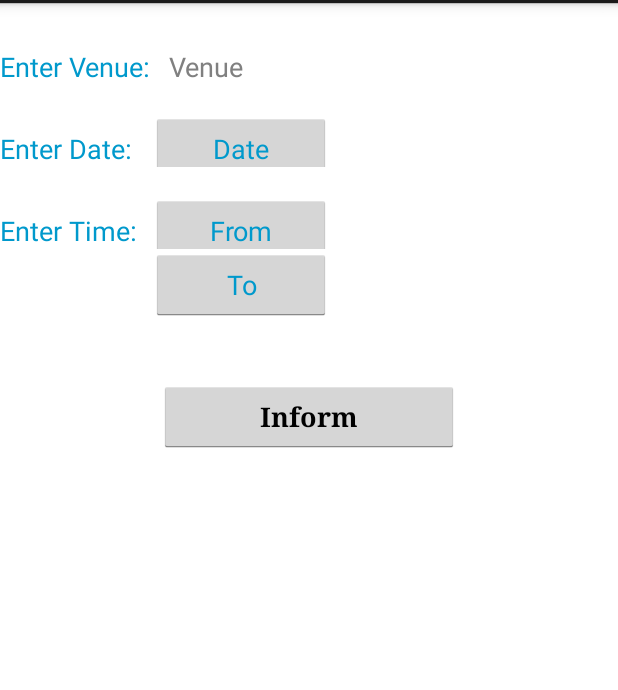
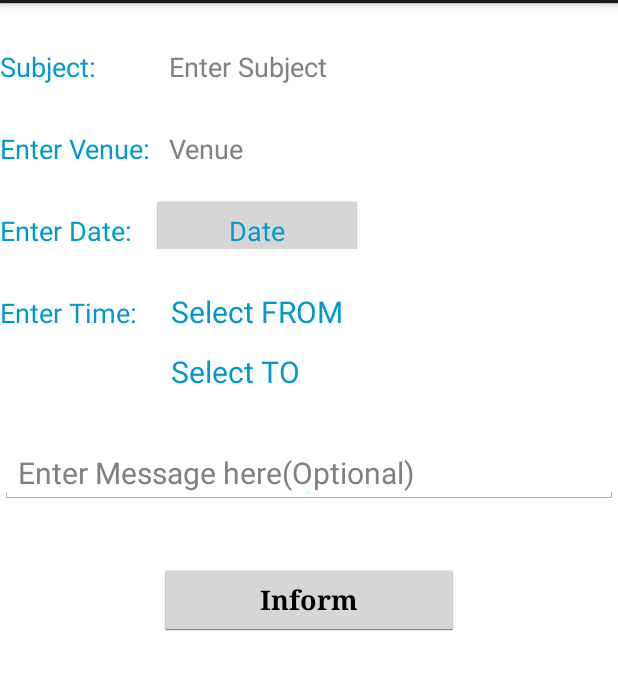
Before and after one commit to VarunRaval48/NUConnect, an Android app: the layout fragment_inform_extra_lecture.xml on its own in the app's theme, with its tools: preview values and no code run, on a phone screen of 412 x 824 dp, the part 69-759 px from its top. Run offline under Robolectric (Android 15) with nearby library versions, the phone set to English and light mode, and no system bars.

Commit message:
Updated Layout and complete with notification receive

```diff
--- a/app/src/main/AndroidManifest.xml
+++ b/app/src/main/AndroidManifest.xml
@@ -70,9 +70,9 @@
             android:exported="false" />
         <service
             android:name=".message.HandleMessagesGCMListenerService"
-            android:exported="false" >
+            android:exported="false">
             <intent-filter>
-                <action android:name="com.google.android.c2dm.intent.receive" />
+                <action android:name="com.google.android.c2dm.intent.RECEIVE" />
             </intent-filter>
         </service>
         <service
--- a/app/src/main/java/com/nirma/varunraval/nuconnect/GCMToken/CustomInstanceIDListenerService.java
+++ b/app/src/main/java/com/nirma/varunraval/nuconnect/GCMToken/CustomInstanceIDListenerService.java
@@ -12,7 +12,7 @@ public class CustomInstanceIDListenerService extends InstanceIDListenerService{
 
     public void onTokenRefresh(){
         SharedPreferences sharedPreferences = PreferenceManager.getDefaultSharedPreferences(getApplicationContext());
-        RegisterDeviceService.handleRefresh(getApplicationContext(), sharedPreferences.getString("email", null));
+        RegisterDeviceService.handleRefresh(getApplicationContext(), sharedPreferences.getString("NUConnect_email", null));
 //        Intent intent = new Intent(this, RegisterDeviceService.class);
 //        startService(intent);
     }
--- a/app/src/main/java/com/nirma/varunraval/nuconnect/MainActivity.java
+++ b/app/src/main/java/com/nirma/varunraval/nuconnect/MainActivity.java
@@ -51,6 +51,7 @@ public class MainActivity extends Activity {
         SharedPreferences sharedPreferences = PreferenceManager.getDefaultSharedPreferences(getApplicationContext());
         username = sharedPreferences.getString("NUConnect_username", null);
         email = sharedPreferences.getString("NUConnect_email", null);
+        Log.i("Main Activity", email+" ");
         nuconnect_accesstoken = sharedPreferences.getString("NUConnect_accesstoken", null);
         login_type = sharedPreferences.getString("NUConnect_login_type", null);
 
@@ -136,6 +137,7 @@ public class MainActivity extends Activity {
         arg.putString("login_type", login_type);
 
         Intent in = new Intent(MainActivity.this, BodyActivity.class);
+        in.putExtra("intent_type", "resuming");
         in.putExtra("user_info", arg);
         startActivity(in);
     }
@@ -218,7 +220,7 @@ public class MainActivity extends Activity {
 
         protected String fetchAccessToken() throws IOException {
             try {
-                return GoogleAuthUtil.getToken(getApplicationContext(), email, oAuthscopes);
+                return GoogleAuthUtil.getToken(getApplicationContext(), email+"@nirmauni.ac.in", oAuthscopes);
             } catch (GooglePlayServicesAvailabilityException e) {
                 handling = true;
                 Log.i("Before", "Before calling handle Exception gPlay " + handling);
--- a/app/src/main/res/layout/fragment_inform_extra_lecture.xml
+++ b/app/src/main/res/layout/fragment_inform_extra_lecture.xml
@@ -21,12 +21,29 @@
                 <TextView
                     android:layout_width="wrap_content" android:layout_height="wrap_content"
                     android:textAppearance="?android:attr/textAppearanceMedium"
+                    android:text="Subject:" android:id="@+id/textView9" android:paddingTop="30dp"
+                    android:layout_gravity="left|top" android:layout_column="0" />
+
+                <AutoCompleteTextView
+                    android:layout_width="wrap_content" android:layout_height="wrap_content"
+                    android:text="" android:id="@+id/autoCompleteTextView_Subject"
+                    android:layout_column="2" android:textColor="@android:color/holo_blue_bright"
+                    android:hint="Enter Subject" android:freezesText="true"/>
+
+            </TableRow>
+            <TableRow
+                android:layout_width="match_parent"
+                android:layout_height="match_parent">
+
+                <TextView
+                    android:layout_width="wrap_content" android:layout_height="wrap_content"
+                    android:textAppearance="?android:attr/textAppearanceMedium"
                     android:text="Enter Venue:" android:id="@+id/textView5" android:paddingTop="30dp"
                     android:layout_gravity="left|top" android:layout_column="0" />
 
                 <AutoCompleteTextView
                     android:layout_width="wrap_content" android:layout_height="wrap_content"
-                    android:text="" android:id="@+id/autoCompleteTextViewVenue"
+                    android:text="" android:id="@+id/autoCompleteTextView_Venue"
                     android:layout_column="2" android:textColor="@android:color/holo_blue_bright"
                     android:hint="Venue" android:freezesText="true"/>
 
@@ -58,31 +75,53 @@
                     android:textAppearance="?android:attr/textAppearanceMedium"
                     android:text="Enter Time:" android:id="@+id/textView7" android:paddingTop="30dp"
                     android:layout_gravity="left|top" android:layout_column="0" />
-                <Button
-                    android:layout_width="wrap_content" android:layout_height="wrap_content" android:text="From"
-                    android:id="@+id/buttonTimeFrom" android:layout_column="2" android:minWidth="120dp"
-                    android:textColor="@android:color/holo_blue_dark"
-                    android:onClick="showTimePickerDialogFrom" android:width="10px"/>
+                <!--<Button-->
+                    <!--android:layout_width="wrap_content" android:layout_height="wrap_content" android:text="From"-->
+                    <!--android:id="@+id/buttonTimeFrom" android:layout_column="2" android:minWidth="120dp"-->
+                    <!--android:textColor="@android:color/holo_blue_dark"-->
+                    <!--android:onClick="showTimePickerDialogFrom" android:width="10px"/>-->
+                <TextView
+                    android:layout_width="wrap_content" android:layout_height="wrap_content"
+                    android:textSize="30px" android:padding="20px"
+                    android:text="Select FROM" android:id="@+id/textView_time_from"
+                    android:layout_column="2" android:onClick="showTimePickerDialogFrom"
+                    android:background="@color/background_floating_material_light"/>
+
             </TableRow>
             <TableRow
                 android:layout_width="match_parent"
                 android:layout_height="wrap_content">
 
-                <Button
-                    android:layout_width="wrap_content" android:layout_height="wrap_content" android:text="To"
-                    android:id="@+id/buttonTimeTo" android:layout_column="2" android:minWidth="120dp"
-                    android:textColor="@android:color/holo_blue_dark"
-                    android:onClick="showTimePickerDialogTo" android:width="10px"/>
+
+                <!--<Button-->
+                    <!--android:layout_width="wrap_content" android:layout_height="wrap_content" android:text="To"-->
+                    <!--android:id="@+id/buttonTimeTo" android:layout_column="2" android:minWidth="120dp"-->
+                    <!--android:textColor="@android:color/holo_blue_dark"-->
+                    <!--android:onClick="showTimePickerDialogTo" android:width="10px"/>-->
+                <TextView
+                    android:layout_width="wrap_content" android:layout_height="wrap_content"
+                    android:textSize="30px" android:padding="20px"
+                    android:text="Select TO" android:id="@+id/textView_time_to"
+                    android:layout_column="2" android:onClick="showTimePickerDialogTo"
+                    android:backgroundTint="@android:color/holo_blue_light"/>
+
             </TableRow>
         </TableLayout>
+
+        <EditText
+            android:layout_width="match_parent" android:layout_height="wrap_content"
+            android:id="@+id/editText_optional_message" android:hint="Enter Message here(Optional)" android:textSize="30px"
+            android:drawableBottom="@android:color/holo_blue_bright" android:layout_marginTop="20dp"
+            android:layout_below="@+id/tableLayoutPickDateTime" />
 
         <Button
             android:layout_width="200dp" android:layout_height="wrap_content"
             android:text="Inform" android:id="@+id/buttonExtralecture"
             android:layout_gravity="center" android:textStyle="bold"
             android:typeface="serif" android:shadowRadius="100" style="@style/inform_button"
-            android:layout_below="@+id/tableLayoutPickDateTime" android:layout_centerHorizontal="true"
+            android:layout_below="@+id/editText_optional_message" android:layout_centerHorizontal="true"
             android:layout_marginTop="40dp" />
+
 
     </RelativeLayout>
 
--- a/app/src/main/res/values/strings.xml
+++ b/app/src/main/res/values/strings.xml
@@ -20,7 +20,7 @@
     <string name="sender_id">611036220045</string>
     <string name="api_key_server">AIzaSyBO1EeoxA7GqZ8iRvQZEdeX2rtL9266Lts</string>
 
-    <string name="server_url">http://192.168.1.8:9000/nuconnect</string>
+    <string name="server_url">http://192.168.1.8:9000/nuconnect/</string>
     <string name="server_tom_url">http://192.168.1.8:8080/examples/</string>
 
     <string-array name="list_drawer_student">
```
Also changed, not shown: app/src/main/java/com/nirma/varunraval/nuconnect/Body/BodyActivity.java (+68 -17 lines), app/src/main/java/com/nirma/varunraval/nuconnect/Body/BodyFragmentHome.java (+15 -8 lines), app/src/main/java/com/nirma/varunraval/nuconnect/GCMToken/RegisterDeviceService.java (+4 -4 lines), app/src/main/java/com/nirma/varunraval/nuconnect/Login/LoginActivity.java (+11 -7 lines), app/src/main/java/com/nirma/varunraval/nuconnect/Message/HandleMessagesGCMListenerService.java (+46 -5 lines), app/src/main/java/com/nirma/varunraval/nuconnect/Message/sendUpstreamMessage.java (+8 -3 lines), app/src/main/res/layout/fragment_body_home.xml (+14 -3 lines), 2 other files.
